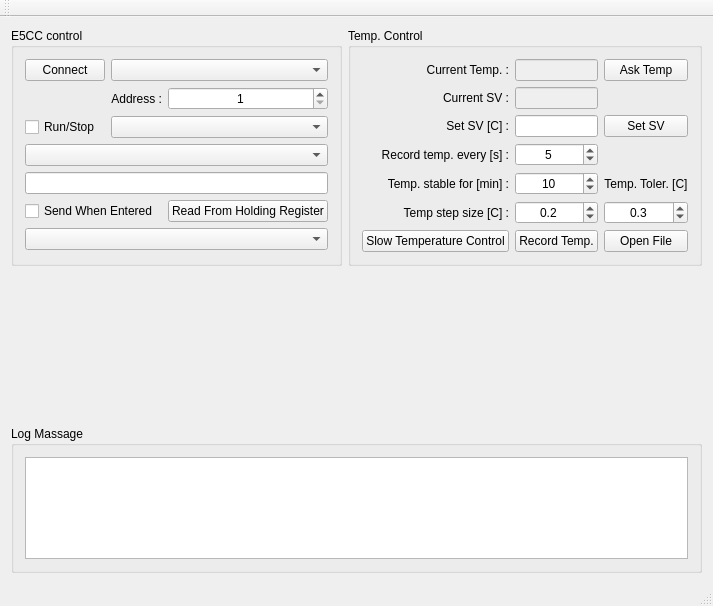
Qt form mainwindow.ui (TripletESR/Omron_PID) before a commit.
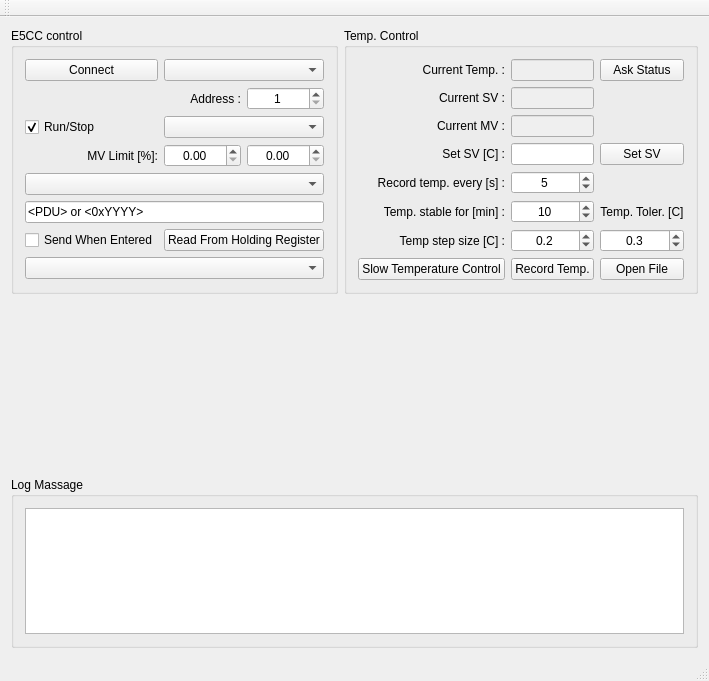
The same form after that commit. Custom widgets are drawn as their Qt base class.

```diff
--- a/mainwindow.ui
+++ b/mainwindow.ui
@@ -7,7 +7,7 @@
     <x>0</x>
     <y>0</y>
     <width>700</width>
-    <height>606</height>
+    <height>681</height>
    </rect>
   </property>
   <property name="windowTitle">
@@ -38,7 +38,7 @@
        <item row="0" column="2">
         <widget class="QPushButton" name="pushButton_AskTemp">
          <property name="text">
-          <string>Ask Temp</string>
+          <string>Ask Status</string>
          </property>
         </widget>
        </item>
@@ -88,7 +88,7 @@
           <set>Qt::AlignCenter</set>
          </property>
          <property name="minimum">
-          <number>1</number>
+          <number>3</number>
          </property>
          <property name="maximum">
           <number>500</number>
@@ -226,6 +226,23 @@
          </property>
         </widget>
        </item>
+       <item row="2" column="1">
+        <widget class="QLineEdit" name="lineEdit_CurrentMV">
+         <property name="enabled">
+          <bool>false</bool>
+         </property>
+        </widget>
+       </item>
+       <item row="2" column="0">
+        <widget class="QLabel" name="label_10">
+         <property name="text">
+          <string>Current MV :</string>
+         </property>
+         <property name="alignment">
+          <set>Qt::AlignRight|Qt::AlignTrailing|Qt::AlignVCenter</set>
+         </property>
+        </widget>
+       </item>
       </layout>
      </widget>
     </item>
@@ -263,29 +280,22 @@
          </property>
         </widget>
        </item>
-       <item row="7" column="0" colspan="2">
-        <widget class="QCheckBox" name="checkBox_EnableSend">
-         <property name="text">
-          <string>Send When Entered</string>
-         </property>
-        </widget>
-       </item>
-       <item row="7" column="2">
-        <widget class="QPushButton" name="pushButton_ReadRH">
-         <property name="text">
-          <string>Read From Holding Register</string>
-         </property>
-        </widget>
-       </item>
        <item row="3" column="0">
         <widget class="QCheckBox" name="checkBox_RunSop">
          <property name="text">
           <string>Run/Stop</string>
          </property>
+         <property name="checked">
+          <bool>true</bool>
+         </property>
         </widget>
        </item>
        <item row="6" column="0" colspan="3">
-        <widget class="QLineEdit" name="lineEdit_Cmd"/>
+        <widget class="QLineEdit" name="lineEdit_Cmd">
+         <property name="text">
+          <string>&lt;PDU&gt; or &lt;0xYYYY&gt;</string>
+         </property>
+        </widget>
        </item>
        <item row="5" column="0" colspan="3">
         <widget class="QComboBox" name="comboBox_Func"/>
@@ -320,6 +330,47 @@
        <item row="8" column="0" colspan="3">
         <widget class="QComboBox" name="comboBox_MemAddress"/>
        </item>
+       <item row="4" column="2">
+        <widget class="QDoubleSpinBox" name="doubleSpinBox_MVupper">
+         <property name="alignment">
+          <set>Qt::AlignCenter</set>
+         </property>
+         <property name="maximum">
+          <double>100.000000000000000</double>
+         </property>
+        </widget>
+       </item>
+       <item row="4" column="1">
+        <widget class="QDoubleSpinBox" name="doubleSpinBox_MVlower">
+         <property name="alignment">
+          <set>Qt::AlignCenter</set>
+         </property>
+        </widget>
+       </item>
+       <item row="7" column="0">
+        <widget class="QCheckBox" name="checkBox_EnableSend">
+         <property name="text">
+          <string>Send When Entered</string>
+         </property>
+        </widget>
+       </item>
+       <item row="7" column="1" colspan="2">
+        <widget class="QPushButton" name="pushButton_ReadRH">
+         <property name="text">
+          <string>Read From Holding Register</string>
+         </property>
+        </widget>
+       </item>
+       <item row="4" column="0">
+        <widget class="QLabel" name="label_9">
+         <property name="text">
+          <string>MV Limit [%]:</string>
+         </property>
+         <property name="alignment">
+          <set>Qt::AlignRight|Qt::AlignTrailing|Qt::AlignVCenter</set>
+         </property>
+        </widget>
+       </item>
       </layout>
      </widget>
     </item>
```
